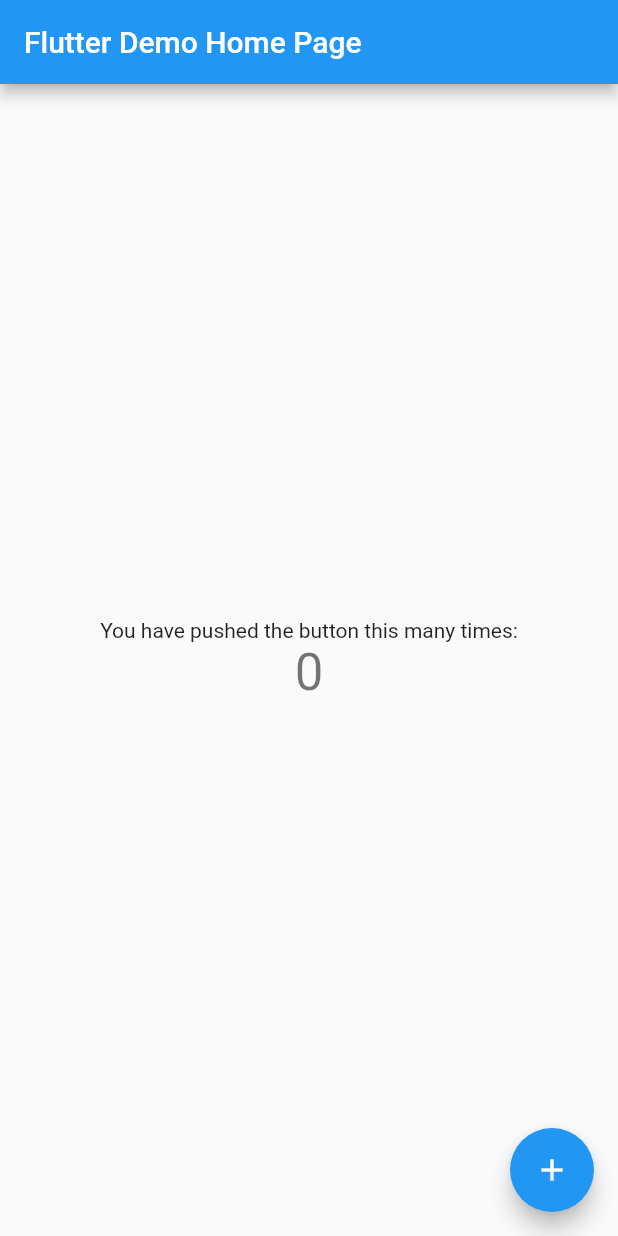
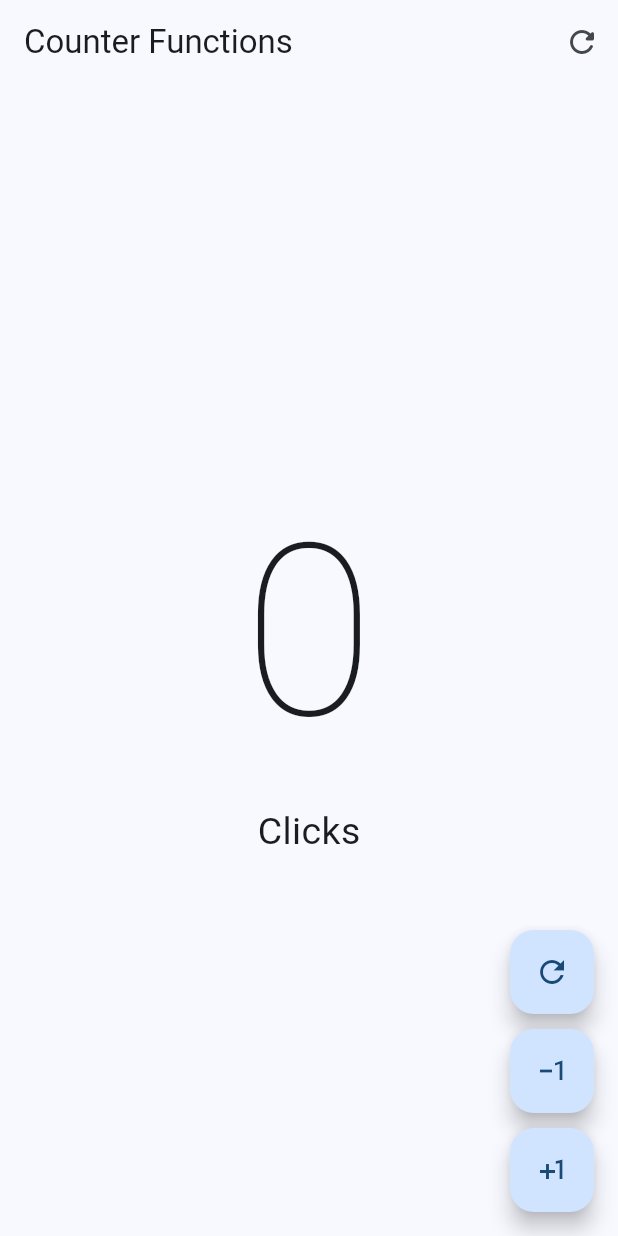
Before and after one commit to CristianCastellanos22/hello_world_app, a Flutter app: the screen it shows after launch, on a phone screen of 412 x 824 dp. Run offline on Flutter 3.47's test engine with Material 2 defaults, Android fonts, the phone set to English and light mode, and no system bars.

Commit message:
Se crea app contador en la cual se muestra dos widgets de texto y tres botones; los botones tienen la funcionalidad de aumentar en 1 el contador, dismunuir en 1 y reiniciar el contador.

```diff
--- a/lib/main.dart
+++ b/lib/main.dart
@@ -1,4 +1,5 @@
 import 'package:flutter/material.dart';
+import 'package:hello_world_app/presentation/screens/counter/counter_functions_screen.dart';
 
 void main() {
   runApp(const MyApp());
@@ -7,109 +8,11 @@ void main() {
 class MyApp extends StatelessWidget {
   const MyApp({Key? key}) : super(key: key);
 
-  // This widget is the root of your application.
   @override
   Widget build(BuildContext context) {
     return MaterialApp(
-      title: 'Flutter Demo',
-      theme: ThemeData(
-        // This is the theme of your application.
-        //
-        // Try running your application with "flutter run". You'll see the
-        // application has a blue toolbar. Then, without quitting the app, try
-        // changing the primarySwatch below to Colors.green and then invoke
-        // "hot reload" (press "r" in the console where you ran "flutter run",
-        // or simply save your changes to "hot reload" in a Flutter IDE).
-        // Notice that the counter didn't reset back to zero; the application
-        // is not restarted.
-        primarySwatch: Colors.blue,
-      ),
-      home: const MyHomePage(title: 'Flutter Demo Home Page'),
-    );
+        debugShowCheckedModeBanner: false,
+        theme: ThemeData(useMaterial3: true, colorSchemeSeed: Colors.blue),
+        home: const CounterFunctionsScreen());
   }
 }
-
-class MyHomePage extends StatefulWidget {
-  const MyHomePage({Key? key, required this.title}) : super(key: key);
-
-  // This widget is the home page of your application. It is stateful, meaning
-  // that it has a State object (defined below) that contains fields that affect
-  // how it looks.
-
-  // This class is the configuration for the state. It holds the values (in this
-  // case the title) provided by the parent (in this case the App widget) and
-  // used by the build method of the State. Fields in a Widget subclass are
-  // always marked "final".
-
-  final String title;
-
-  @override
-  State<MyHomePage> createState() => _MyHomePageState();
-}
-
-class _MyHomePageState extends State<MyHomePage> {
-  int _counter = 0;
-
-  void _incrementCounter() {
-    setState(() {
-      // This call to setState tells the Flutter framework that something has
-      // changed in this State, which causes it to rerun the build method below
-      // so that the display can reflect the updated values. If we changed
-      // _counter without calling setState(), then the build method would not be
-      // called again, and so nothing would appear to happen.
-      _counter++;
-    });
-  }
-
-  @override
-  Widget build(BuildContext context) {
-    // This method is rerun every time setState is called, for instance as done
-    // by the _incrementCounter method above.
-    //
-    // The Flutter framework has been optimized to make rerunning build methods
-    // fast, so that you can just rebuild anything that needs updating rather
-    // than having to individually change instances of widgets.
-    return Scaffold(
-      appBar: AppBar(
-        // Here we take the value from the MyHomePage object that was created by
-        // the App.build method, and use it to set our appbar title.
-        title: Text(widget.title),
-      ),
-      body: Center(
-        // Center is a layout widget. It takes a single child and positions it
-        // in the middle of the parent.
-        child: Column(
-          // Column is also a layout widget. It takes a list of children and
-          // arranges them vertically. By default, it sizes itself to fit its
-          // children horizontally, and tries to be as tall as its parent.
-          //
-          // Invoke "debug painting" (press "p" in the console, choose the
-          // "Toggle Debug Paint" action from the Flutter Inspector in Android
-          // Studio, or the "Toggle Debug Paint" command in Visual Studio Code)
-          // to see the wireframe for each widget.
-          //
-          // Column has various properties to control how it sizes itself and
-          // how it positions its children. Here we use mainAxisAlignment to
-          // center the children vertically; the main axis here is the vertical
-          // axis because Columns are vertical (the cross axis would be
-          // horizontal).
-          mainAxisAlignment: MainAxisAlignment.center,
-          children: <Widget>[
-            const Text(
-              'You have pushed the button this many times:',
-            ),
-            Text(
-              '$_counter',
-              style: Theme.of(context).textTheme.headline4,
-            ),
-          ],
-        ),
-      ),
-      floatingActionButton: FloatingActionButton(
-        onPressed: _incrementCounter,
-        tooltip: 'Increment',
-        child: const Icon(Icons.add),
-      ), // This trailing comma makes auto-formatting nicer for build methods.
-    );
-  }
-}
--- /dev/null
+++ b/lib/presentation/screens/counter/counter_functions_screen.dart
@@ -0,0 +1,95 @@
+import 'package:flutter/material.dart';
+
+class CounterFunctionsScreen extends StatefulWidget {
+  const CounterFunctionsScreen({Key? key}) : super(key: key);
+
+  @override
+  State<CounterFunctionsScreen> createState() => _CounterFunctionsScreenState();
+}
+
+class _CounterFunctionsScreenState extends State<CounterFunctionsScreen> {
+  int counter = 0;
+
+  @override
+  Widget build(BuildContext context) {
+    return Scaffold(
+      appBar: AppBar(
+        title: const Text('Counter Functions'),
+        actions: [
+          IconButton(
+              onPressed: () {
+                counter = 0;
+                setState(() {});
+              },
+              icon: const Icon(Icons.refresh_rounded))
+        ],
+      ),
+      body: Center(
+          child: Column(
+        mainAxisAlignment: MainAxisAlignment.center,
+        children: [
+          Text(
+            '$counter',
+            style: const TextStyle(fontSize: 160, fontWeight: FontWeight.w100),
+          ),
+          Text((counter == 0 || counter > 1) ? 'Clicks' : 'Click',
+              style: const TextStyle(fontSize: 25)),
+        ],
+      )),
+      floatingActionButton: Column(
+        mainAxisAlignment: MainAxisAlignment.end,
+        children: [
+          CustomButton(
+            icon: Icons.refresh_outlined,
+            onPressed: () {
+              counter = 0;
+              setState(() {});
+            },
+          ),
+          const SizedBox(
+            height: 10,
+          ),
+          CustomButton(
+            icon: Icons.exposure_minus_1_outlined,
+            onPressed: () {
+              if (counter == 0) return;
+              counter--;
+              setState(() {});
+            },
+          ),
+          const SizedBox(
+            height: 10,
+          ),
+          CustomButton(
+            icon: Icons.plus_one,
+            onPressed: () {
+              setState(() {
+                counter++;
+              });
+            },
+          ),
+        ],
+      ),
+    );
+  }
+}
+
+class CustomButton extends StatelessWidget {
+  final IconData icon;
+  final VoidCallback? onPressed;
+
+  const CustomButton({
+    Key? key,
+    required this.icon,
+    this.onPressed,
+  }) : super(key: key);
+
+  @override
+  Widget build(BuildContext context) {
+    return FloatingActionButton(
+      //shape: const StadiumBorder(),
+      onPressed: onPressed,
+      child: Icon(icon),
+    );
+  }
+}
```
Also changed, not shown: lib/presentation/screens/counter/counter_screen.dart (added, +39 -0 lines).
